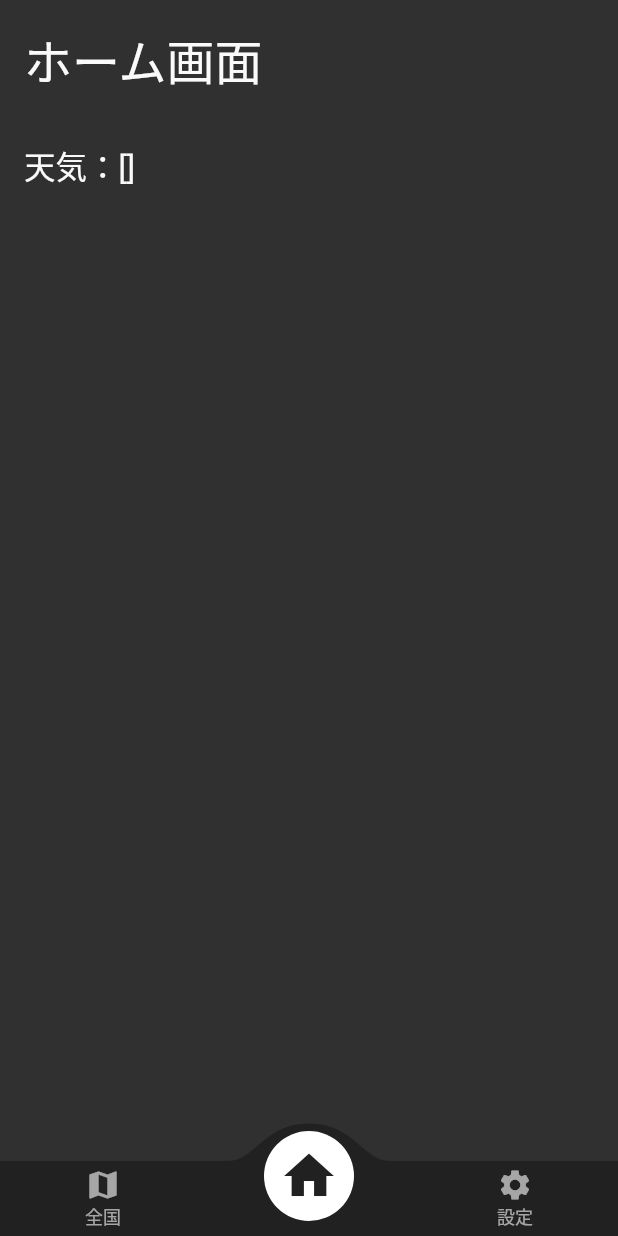
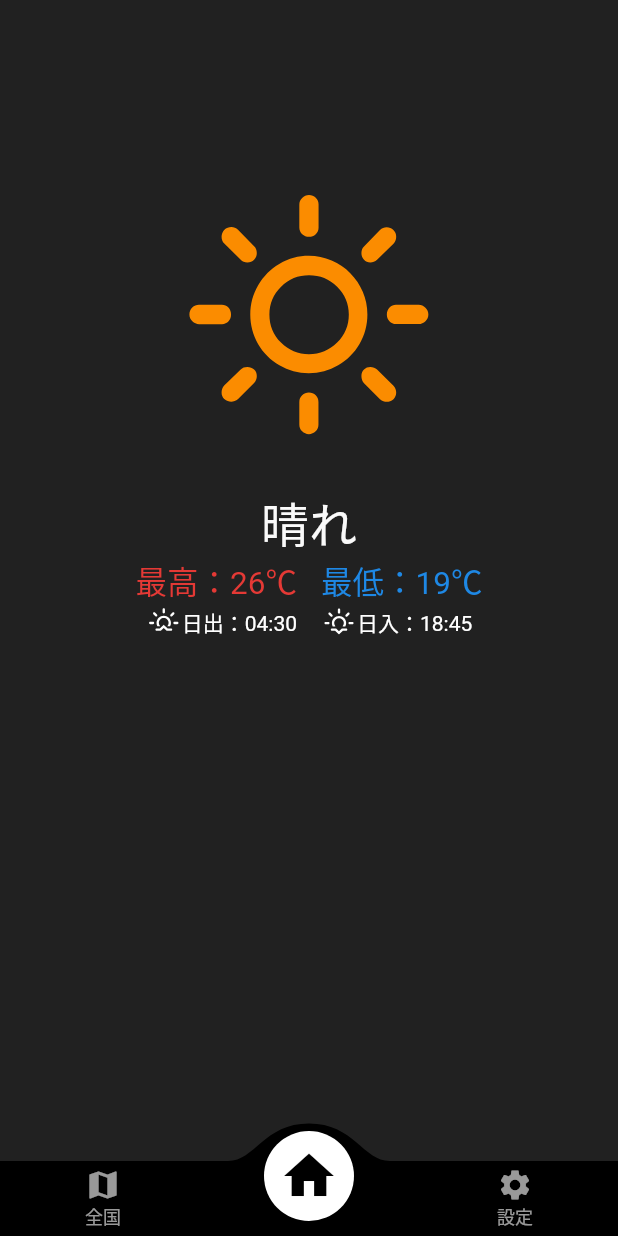
Before and after one commit to reinsp5/weather_app, a Flutter app: the screen it shows after launch, on a phone screen of 412 x 824 dp. Run offline on Flutter 3.47's test engine with Material 2 defaults, Android fonts, the phone set to English and light mode, and no system bars; drawn by our look-alikes of convex_bottom_bar; our stand-ins replace location, weather_icons.

Commit message:
ホーム画面作成途中

```diff
--- a/lib/home/home_page.dart
+++ b/lib/home/home_page.dart
@@ -1,6 +1,7 @@
 import 'package:flutter/material.dart';
 import 'package:provider/provider.dart';
 import 'package:weather_app/home/home_provider.dart';
+import 'package:weather_icons/weather_icons.dart';
 
 class HomePage extends StatelessWidget {
   const HomePage({Key? key}) : super(key: key);
@@ -10,40 +11,103 @@ class HomePage extends StatelessWidget {
     HomeProvider homeProvider =
         Provider.of<HomeProvider>(context, listen: false);
     homeProvider.getLocation().then((value) {
-      homeProvider.getWeekWeather().then((value) {
-        debugPrint(homeProvider.weatherCode.toString());
-      });
+      homeProvider.getWeekWeather().then((value) {});
     });
 
     return SafeArea(
       child: Container(
         width: double.infinity,
-        height: double.infinity,
-        color: Colors.grey[850],
+        color: Colors.grey[900],
         child: Consumer<HomeProvider>(
           builder: (context, provider, _) {
             return Column(
-              mainAxisAlignment: MainAxisAlignment.start,
               crossAxisAlignment: CrossAxisAlignment.start,
               children: [
                 Padding(
                   padding: const EdgeInsets.all(16.0),
-                  child: Text(
-                    "ホーム画面",
+                  child: Column(
+                    crossAxisAlignment: CrossAxisAlignment.start,
+                    children: [
+                      Text(
+                        homeProvider.city,
                         style: TextStyle(
                           color: Colors.grey[50],
+                          fontSize: 40,
+                          fontWeight: FontWeight.bold,
+                        ),
+                      ),
+                      Text(
+                        homeProvider.prefecture,
+                        style: TextStyle(
+                          color: Colors.white,
+                          fontSize: 18,
+                        ),
+                      ),
+                    ],
+                  ),
+                ),
+                Expanded(
+                  child: Column(
+                    children: [
+                      BoxedIcon(
+                        WeatherIcons.day_sunny,
+                        size: 225,
+                        color: Colors.orange.shade600,
+                      ),
+                      Text(
+                        "晴れ",
+                        style: TextStyle(
+                          color: Colors.grey.shade50,
                           fontSize: 32,
                         ),
                       ),
-                ),
-                Padding(
-                  padding: const EdgeInsets.all(16.0),
-                  child: Text(
-                    "天気：" + homeProvider.weatherCode.toString(),
+                      Row(
+                        mainAxisAlignment: MainAxisAlignment.center,
+                        children: [
+                          Text(
+                            "最高：26℃",
                             style: TextStyle(
-                      color: Colors.grey.shade50,
+                              color: Colors.red.shade600,
                               fontSize: 21,
                             ),
+                          ),
+                          VerticalDivider(),
+                          Text(
+                            "最低：19℃",
+                            style: TextStyle(
+                              color: Colors.blue.shade600,
+                              fontSize: 21,
+                            ),
+                          ),
+                        ],
+                      ),
+                      Row(
+                        mainAxisAlignment: MainAxisAlignment.center,
+                        children: [
+                          BoxedIcon(
+                            WeatherIcons.sunrise,
+                            color: Colors.white,
+                          ),
+                          Text(
+                            "日出：04:30",
+                            style: TextStyle(
+                              color: Colors.white,
+                            ),
+                          ),
+                          VerticalDivider(),
+                          BoxedIcon(
+                            WeatherIcons.sunset,
+                            color: Colors.white,
+                          ),
+                          Text(
+                            "日入：18:45",
+                            style: TextStyle(
+                              color: Colors.white,
+                            ),
+                          )
+                        ],
+                      ),
+                    ],
                   ),
                 ),
               ],
--- a/lib/home/home_provider.dart
+++ b/lib/home/home_provider.dart
@@ -1,4 +1,4 @@
-import 'dart:convert';
+import 'dart:developer';
 
 import 'package:flutter/material.dart';
 import 'package:location/location.dart';
@@ -8,6 +8,8 @@ import 'package:weather_app/commons/weather_service.dart';
 class HomeProvider with ChangeNotifier {
   double _latitude = 0.0;
   double _longitude = 0.0;
+  String _prefecture = "";
+  String _city = "";
   LocationService locationService = LocationService();
   WeatherService weatherService = WeatherService();
 
@@ -15,6 +17,8 @@ class HomeProvider with ChangeNotifier {
 
   double get latitude => _latitude;
   double get longitude => _longitude;
+  String get prefecture => _prefecture;
+  String get city => _city;
   List<int> get weatherCode => _weatherCode;
 
   set latitude(latitude) {
@@ -30,6 +34,11 @@ class HomeProvider with ChangeNotifier {
   /// GPSの位置情報を取得する
   Future<void> getLocation() async {
     LocationData _locationData = await locationService.getGpsPosition();
+    Map<String, dynamic> result = await locationService.getLocationName(
+        latitude: _locationData.latitude!, longitude: _locationData.longitude!);
+    MyLocationData _locationName = MyLocationData.fromJson(result["response"]);
+    _prefecture = _locationName.location.first.prefecture;
+    _city = _locationName.location.first.city;
     _latitude = _locationData.latitude!;
     _longitude = _locationData.longitude!;
     notifyListeners();
@@ -160,3 +169,52 @@ class DailyUnits {
         "weathercode": weathercode,
       };
 }
+
+class MyLocationData {
+  MyLocationData({
+    required this.location,
+  });
+
+  List<MyLocation> location;
+
+  factory MyLocationData.fromJson(Map<String, dynamic> json) => MyLocationData(
+        location: List<MyLocation>.from(
+            json["location"].map((x) => MyLocation.fromJson(x))),
+      );
+
+  Map<String, dynamic> toJson() => {
+        "location": List<dynamic>.from(location.map((x) => x.toJson())),
+      };
+}
+
+class MyLocation {
+  MyLocation({
+    this.prefecture = "",
+    this.city = "",
+    this.cityKana = "",
+    this.town = "",
+    this.townKana = "",
+  });
+
+  String prefecture;
+  String city;
+  String cityKana;
+  String town;
+  String townKana;
+
+  factory MyLocation.fromJson(Map<String, dynamic> json) => MyLocation(
+        city: json["city"],
+        cityKana: json["city_kana"],
+        town: json["town"],
+        townKana: json["town_kana"],
+        prefecture: json["prefecture"],
+      );
+
+  Map<String, dynamic> toJson() => {
+        "city": city,
+        "city_kana": cityKana,
+        "town": town,
+        "town_kana": townKana,
+        "prefecture": prefecture,
+      };
+}
--- a/lib/main.dart
+++ b/lib/main.dart
@@ -46,7 +46,7 @@ class MainPage extends StatelessWidget {
       body: _pages[mainProvider.pageIndex],
       bottomNavigationBar: ConvexAppBar(
         style: TabStyle.fixedCircle,
-        backgroundColor: Colors.grey[900],
+        backgroundColor: Colors.black,
         items: const [
           TabItem(icon: Icons.map, title: "全国"),
           TabItem(icon: Icons.home, title: "ホーム"),
```
Also changed, not shown: lib/commons/location_service.dart (+21 -5 lines), 10 other files. Lines whose indentation alone changed are shown as unchanged.
